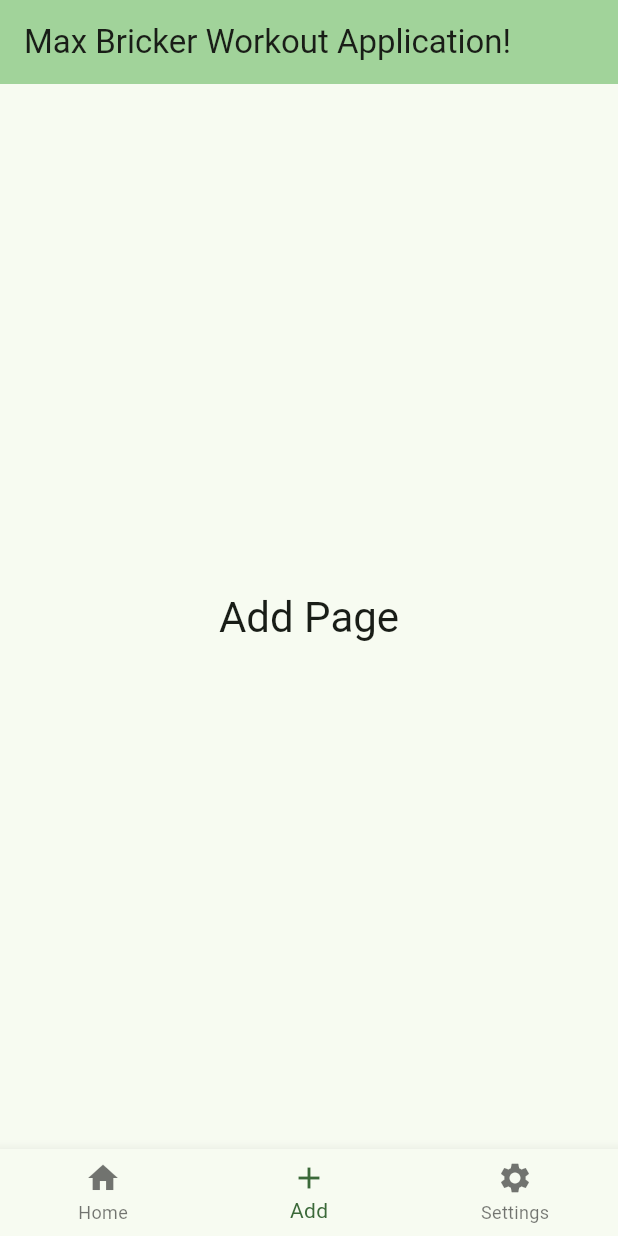
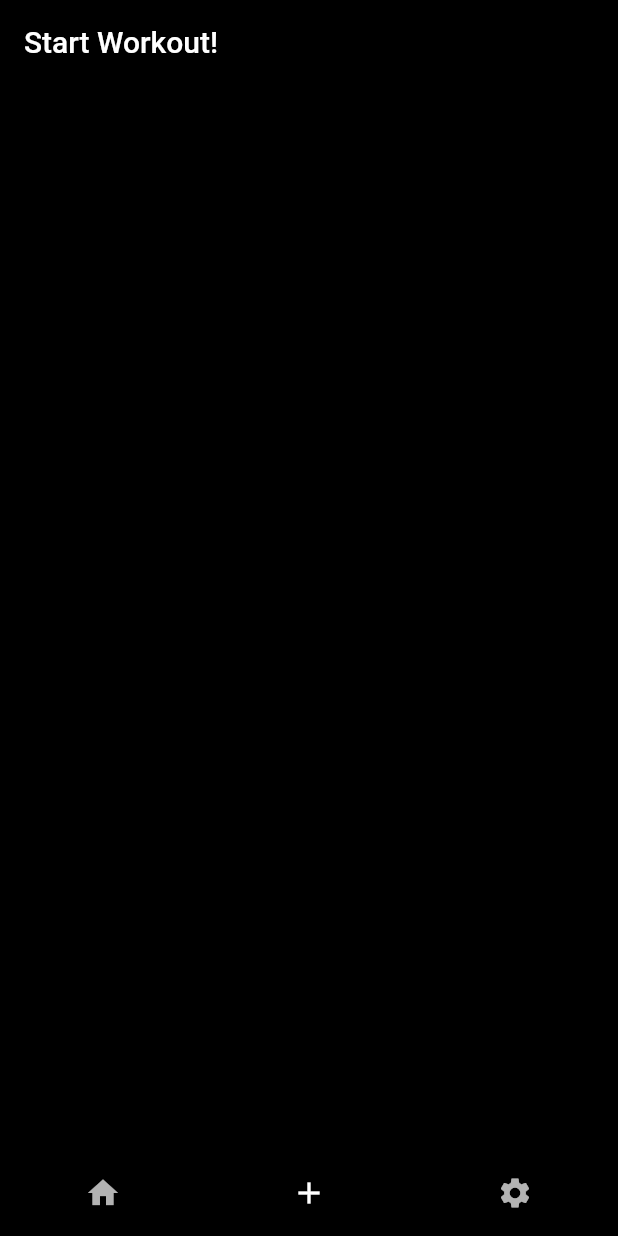
Before and after one commit to maxowbricker/workoutApp, a Flutter app: the screen it shows after launch, item 2 of the bottom bar chosen, on a phone screen of 412 x 824 dp. Run offline on Flutter 3.47's test engine with Material 2 defaults, Android fonts, the phone set to English and light mode, and no system bars.

Commit message:
Title dynamically changes + dark theme added

```diff
--- a/flutter_application_1/lib/main.dart
+++ b/flutter_application_1/lib/main.dart
@@ -12,8 +12,13 @@ class MyApp extends StatelessWidget {
     return MaterialApp(
       title: 'Flutter Demo',
       theme: ThemeData(
-        colorScheme: ColorScheme.fromSeed(seedColor: Colors.green),
-        useMaterial3: true,
+        colorScheme: ColorScheme.fromSwatch(
+          primarySwatch: Colors.green,
+        ).copyWith(
+          brightness: Brightness.dark,
+          secondary: Colors.white,
+        ),
+        scaffoldBackgroundColor: Colors.black,
       ),
       home: const MyHomePage(),
     );
@@ -45,13 +50,21 @@ class _MyHomePageState extends State<MyHomePage> {
   Widget build(BuildContext context) {
     return Scaffold(
       appBar: AppBar(
-        backgroundColor: Theme.of(context).colorScheme.inversePrimary,
-        title: const Text('Max Bricker Workout Application!'),
+        title: Text(
+          _getTitle(),
+          style: Theme.of(context).textTheme.headline6!.copyWith(
+                color: Colors.white,
+              ),
+        ),
+        backgroundColor: Colors.black,
       ),
       body: _pages[_currentIndex],
       bottomNavigationBar: BottomNavigationBar(
         currentIndex: _currentIndex,
         onTap: _onTabTapped,
+        backgroundColor: Colors.black,
+        showSelectedLabels: false, // Hide the labels for selected items
+        showUnselectedLabels: false, // Hide the labels for unselected items
         items: const <BottomNavigationBarItem>[
           BottomNavigationBarItem(
             icon: Icon(Icons.home),
@@ -59,7 +72,7 @@ class _MyHomePageState extends State<MyHomePage> {
           ),
           BottomNavigationBarItem(
             icon: Icon(Icons.add),
-            label: 'Add',
+            label: 'Start Workout',
           ),
           BottomNavigationBarItem(
             icon: Icon(Icons.settings),
@@ -69,16 +82,25 @@ class _MyHomePageState extends State<MyHomePage> {
       ),
     );
   }
+
+  String _getTitle() {
+    switch (_currentIndex) {
+      case 0:
+        return 'Home';
+      case 1:
+        return 'Start Workout!';
+      case 2:
+        return 'Settings';
+      default:
+        return '';
+    }
+  }
 }
 
 class HomePage extends StatelessWidget {
   @override
   Widget build(BuildContext context) {
     return Center(
-      child: Text(
-        'Home Page',
-        style: Theme.of(context).textTheme.headline4,
-      ),
     );
   }
 }
@@ -87,10 +109,6 @@ class AddPage extends StatelessWidget {
   @override
   Widget build(BuildContext context) {
     return Center(
-      child: Text(
-        'Add Page',
-        style: Theme.of(context).textTheme.headline4,
-      ),
     );
   }
 }
@@ -99,10 +117,6 @@ class SettingsPage extends StatelessWidget {
   @override
   Widget build(BuildContext context) {
     return Center(
-      child: Text(
-        'Settings Page',
-        style: Theme.of(context).textTheme.headline4,
-      ),
     );
   }
 }
```
